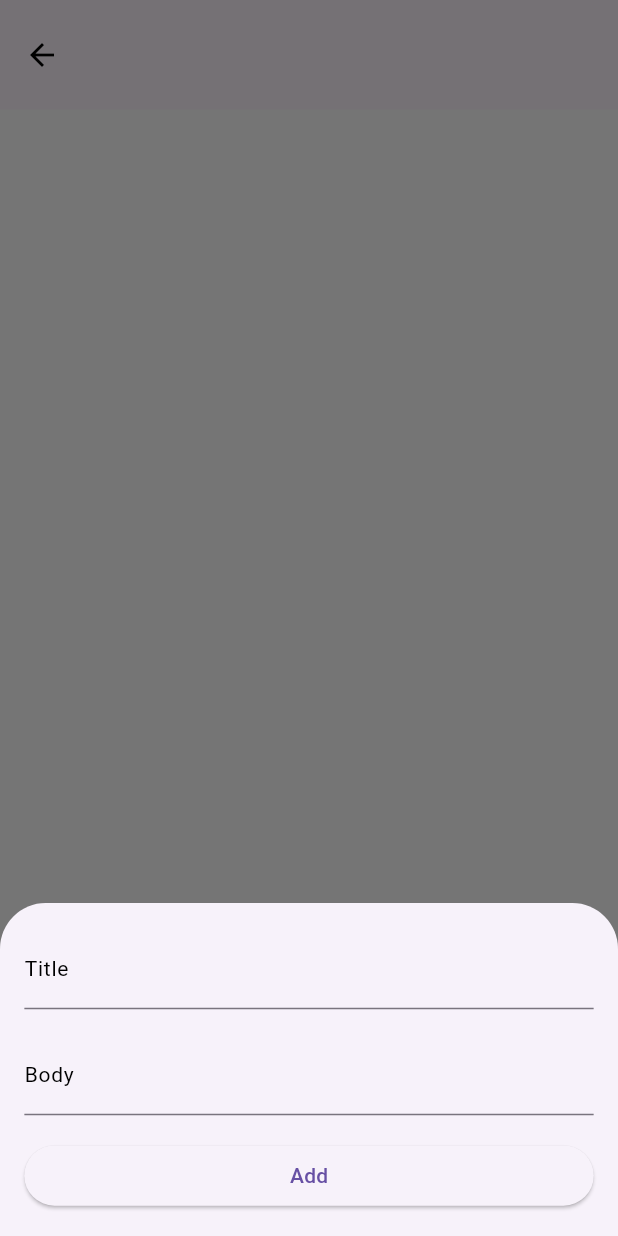
After one commit to hosamafiky/medina_stores, a Flutter app: the ProductsPageBody screen opened directly, after a tap on the "add" icon, on a phone screen of 412 x 824 dp. The commit adds this screen. Run offline on Flutter 3.47's test engine with Material 3 defaults, Android fonts, the phone set to English and light mode, and no system bars; our stand-ins replace app_links, dartz, dio, easy_localization, equatable, firebase_core and 20 more; missing offline and left inert: clipboard; accounts and stored records are empty; network calls fail; statements that could not run were skipped.

Commit message:
feat: Add product repository and use cases
Add the `ProductRepository` interface and its implementation `ProductRepositoryImpl` in the `product/domain/repositories` and `product/data/repositories` directories respectively. Also, include the `GetProductsUsecase` and `AddProductUsecase` classes in the `product/domain/usecases` directory. These changes introduce the necessary components for fetching and adding products.

```diff
--- a/lib/core/helpers/dependency_helper.dart
+++ b/lib/core/helpers/dependency_helper.dart
@@ -1,6 +1,7 @@
 import 'package:get_it/get_it.dart';
 
 import '../../features/home/di/setup_home_dependencies.dart';
+import '../../features/product/di/setup_product_dependencies.dart';
 import '../../features/post/di/setup_post_dependencies.dart';
 import '../networking/api_service.dart';
 import '../networking/dio_service.dart';
@@ -14,6 +15,7 @@ class DependencyHelper {
 
   void registerDependencies() {
     setUpGeneralDependencies();
+    setUpProductDependencies();
     setUpHomeDependencies();
     setUpPostDependencies();
   }
--- a/lib/core/networking/api_constants.dart
+++ b/lib/core/networking/api_constants.dart
@@ -8,6 +8,7 @@ class ApiConstants {
 }
 
 class ApiEndPoints {
+  final String PRODUCTS = '/products';
   final String COUNTERS = '/counters';
   final String POSTS = '/posts';
   final String COMMENTS = '/comments';
--- /dev/null
+++ b/lib/features/product/data/datasources/product_remote_data_source.dart
@@ -0,0 +1,35 @@
+part of '../data_imports.dart';
+
+abstract class ProductRemoteDataSource {
+  Future<List<ProductModel>> get getProducts;
+  Future<ProductModel> addProduct(AddProductParams params);
+}
+
+class ProductRemoteDataSourceImpl implements ProductRemoteDataSource {
+  @override
+  Future<List<ProductModel>> get getProducts async {
+    final request = ApiRequest(
+      method: RequestMethod.get,
+      path: ApiConstants.endPoints.PRODUCTS,
+    );
+
+    return await DependencyHelper.instance.get<ApiService>().callApi(
+          request,
+          mapper: (json) => List<ProductModel>.from(json.map((x) => ProductModel.fromMap(x))),
+        );
+  }
+
+  @override
+  Future<ProductModel> addProduct(AddProductParams params) async {
+    final request = ApiRequest(
+      method: RequestMethod.post,
+      path: ApiConstants.endPoints.PRODUCTS,
+      body: params.toMap(),
+    );
+
+    return await DependencyHelper.instance.get<ApiService>().callApi(
+          request,
+          mapper: (json) => ProductModel.fromMap(json),
+        );
+  }
+}
--- /dev/null
+++ b/lib/features/product/data/models/product_model.dart
@@ -0,0 +1,32 @@
+part of '../data_imports.dart';
+
+class ProductModel extends Product {
+  const ProductModel({
+    required super.userId,
+    required super.id,
+    required super.title,
+    required super.body,
+  });
+
+  factory ProductModel.fromMap(Map<String, dynamic> map) {
+    return ProductModel(
+      userId: map['userId'] ?? 0,
+      id: map['id'],
+      title: map['title'],
+      body: map['body'],
+    );
+  }
+
+  factory ProductModel.fromJson(String source) => ProductModel.fromMap(json.decode(source));
+
+  Map<String, dynamic> toMap() {
+    return {
+      'userId': userId,
+      'id': id,
+      'title': title,
+      'body': body,
+    };
+  }
+
+  String toJson() => json.encode(toMap());
+}
--- /dev/null
+++ b/lib/features/product/domain/domain_imports.dart
@@ -0,0 +1,10 @@
+import 'package:dartz/dartz.dart';
+import 'package:equatable/equatable.dart';
+
+import '../../../core/error/failures.dart';
+import '../../../core/standards/use_case.dart';
+
+part '../domain/entities/product.dart';
+part '../domain/repositories/product_repository.dart';
+part '../domain/usecases/add_product_usecase.dart';
+part '../domain/usecases/get_products_usecase.dart';
--- /dev/null
+++ b/lib/features/product/domain/entities/product.dart
@@ -0,0 +1,32 @@
+part of '../domain_imports.dart';
+
+class Product extends Equatable {
+  final int userId;
+  final int id;
+  final String title;
+  final String body;
+
+  const Product({
+    required this.userId,
+    required this.id,
+    required this.title,
+    required this.body,
+  });
+
+  Product copyWith({
+    int? userId,
+    int? id,
+    String? title,
+    String? body,
+  }) {
+    return Product(
+      userId: userId ?? this.userId,
+      id: id ?? this.id,
+      title: title ?? this.title,
+      body: body ?? this.body,
+    );
+  }
+
+  @override
+  List<Object?> get props => [userId, id, title, body];
+}
--- /dev/null
+++ b/lib/features/product/domain/repositories/product_repository.dart
@@ -0,0 +1,6 @@
+part of '../domain_imports.dart';
+
+abstract class ProductRepository {
+  Future<Either<Failure, List<Product>>> getProducts();
+  Future<Either<Failure, Product>> addProduct(AddProductParams params);
+}
--- /dev/null
+++ b/lib/features/product/domain/usecases/add_product_usecase.dart
@@ -0,0 +1,30 @@
+part of '../domain_imports.dart';
+
+class AddProductUsecase implements UseCase<Product, AddProductParams> {
+  final ProductRepository repository;
+
+  const AddProductUsecase({required this.repository});
+
+  @override
+  Future<Either<Failure, Product>> call(AddProductParams params) async {
+    return repository.addProduct(params);
+  }
+}
+
+class AddProductParams {
+  final String title;
+  final String body;
+
+  const AddProductParams({
+    required this.title,
+    required this.body,
+  });
+
+  Map<String, dynamic> toMap() {
+    return {
+      'title': title,
+      'body': body,
+      'userId': 1,
+    };
+  }
+}
--- /dev/null
+++ b/lib/features/product/domain/usecases/get_products_usecase.dart
@@ -0,0 +1,12 @@
+part of '../domain_imports.dart';
+
+class GetProductsUsecase implements UseCaseWithoutParam<List<Product>> {
+  final ProductRepository repository;
+
+  const GetProductsUsecase({required this.repository});
+
+  @override
+  Future<Either<Failure, List<Product>>> call() async {
+    return await repository.getProducts();
+  }
+}
--- /dev/null
+++ b/lib/features/product/presentation/cubit/product_cubit.dart
@@ -0,0 +1,39 @@
+
+part of '../presentation_imports.dart';
+
+class ProductCubit extends Cubit<ProductState> {
+  ProductCubit({
+    required this.getProductsUsecase,
+    required this.addProductUsecase,
+  }) : super(const ProductState());
+
+  final GetProductsUsecase getProductsUsecase;
+  final AddProductUsecase addProductUsecase;
+
+  Future<void> getProducts() async {
+    emit(state.copyWith(productsStatus: UsecaseStatus.running));
+    final result = await getProductsUsecase();
+    result.fold(
+      (failure) {
+        emit(state.copyWith(productsStatus: UsecaseStatus.error, productsFailure: failure));
+      },
+      (products) {
+        emit(state.copyWith(productsStatus: UsecaseStatus.completed, products: products));
+      },
+    );
+  }
+
+  Future<void> addProduct(AddProductParams params) async {
+    emit(state.copyWith(addProductStatus: UsecaseStatus.running));
+    final result = await addProductUsecase(params);
+    result.fold(
+      (failure) {
+        emit(state.copyWith(addProductStatus: UsecaseStatus.error, addProductFailure: failure));
+      },
+      (product) {
+        final oldProducts = List<Product>.from(state.products);
+        emit(state.copyWith(addProductStatus: UsecaseStatus.completed, products: oldProducts..insert(0, product)));
+      },
+    );
+  }
+}
--- /dev/null
+++ b/lib/features/product/presentation/cubit/product_state.dart
@@ -0,0 +1,48 @@
+part of '../presentation_imports.dart';
+
+class ProductState extends Equatable {
+  const ProductState({
+    this.productsStatus = UsecaseStatus.idle,
+    this.productsFailure,
+    this.products = const [],
+    this.addProductStatus = UsecaseStatus.idle,
+    this.addProductFailure,
+  });
+
+  final UsecaseStatus productsStatus;
+  final Failure? productsFailure;
+  final List<Product> products;
+
+  final UsecaseStatus addProductStatus;
+  final Failure? addProductFailure;
+
+  ProductState copyWith({
+    UsecaseStatus? productsStatus,
+    Failure? productsFailure,
+    List<Product>? products,
+    UsecaseStatus? addProductStatus,
+    Failure? addProductFailure,
+  }) {
+    return ProductState(
+      productsStatus: productsStatus ?? this.productsStatus,
+      productsFailure: productsFailure ?? this.productsFailure,
+      products: products ?? this.products,
+      addProductStatus: addProductStatus ?? this.addProductStatus,
+      addProductFailure: addProductFailure ?? this.addProductFailure,
+    );
+  }
+
+  @override
+  String toString() {
+    return 'ProductState(productsStatus: $productsStatus, productsFailure: $productsFailure, products: $products, addProductStatus: $addProductStatus, addProductFailure: $addProductFailure)';
+  }
+
+  @override
+  List<Object?> get props => [
+        productsStatus,
+        productsFailure,
+        products,
+        addProductStatus,
+        addProductFailure,
+      ];
+}
--- /dev/null
+++ b/lib/features/product/presentation/pages/products_page.dart
@@ -0,0 +1,55 @@
+part of '../presentation_imports.dart';
+
+class ProductsPage extends StatelessWidget {
+  const ProductsPage({super.key});
+
+  @override
+  Widget build(BuildContext context) {
+    return BlocProvider(
+      create: (context) => DependencyHelper.instance.get<ProductCubit>()..getProducts(),
+      child: const ProductsPageBody(),
+    );
+  }
+}
+
+class ProductsPageBody extends StatelessWidget {
+  const ProductsPageBody({
+    super.key,
+  });
+
+  @override
+  Widget build(BuildContext context) {
+    return Scaffold(
+      appBar: const MainAppBar(),
+      body: BlocSelector<ProductCubit, ProductState, ({UsecaseStatus status, Failure? failure, List<Product> products})>(
+        selector: (state) => (status: state.productsStatus, failure: state.productsFailure, products: state.products),
+        builder: (context, state) {
+          return ListView.separated(
+            itemCount: state.products.length,
+            separatorBuilder: (context, index) => SizedBox(height: 16.h),
+            itemBuilder: (context, index) {
+              final product = state.products[index];
+              return ListTile(
+                leading: Text(product.id.toString()),
+                title: Text(product.title),
+                subtitle: Text(
+                  product.body,
+                  maxLines: 2,
+                  overflow: TextOverflow.ellipsis,
+                ),
+              );
+            },
+          );
+        },
+      ),
+      floatingActionButtonLocation: FloatingActionButtonLocation.centerDocked,
+      floatingActionButton: FloatingActionButton(
+        onPressed: () async {
+          final cubit = context.read<ProductCubit>();
+          await context.showSheet<Product>(child: AddProductSheet(productCubit: cubit));
+        },
+        child: const Icon(Icons.add),
+      ),
+    );
+  }
+}
--- /dev/null
+++ b/lib/features/product/presentation/presentation_imports.dart
@@ -0,0 +1,19 @@
+import 'package:equatable/equatable.dart';
+import 'package:flutter/material.dart';
+import 'package:flutter_bloc/flutter_bloc.dart';
+import 'package:flutter_screenutil/flutter_screenutil.dart';
+
+import '../../../core/error/failures.dart';
+import '../../../core/extensions/context.dart';
+import '../../../core/extensions/sheet.dart';
+import '../../../core/extensions/spaced_column.dart';
+import '../../../core/helpers/dependency_helper.dart';
+import '../../../core/navigation/navigator.dart';
+import '../../../core/shared_widgets/core_widgets/main_app_bar.dart';
+import '../../../core/standards/usecase_status.dart';
+import '../domain/domain_imports.dart';
+
+part '../presentation/cubit/product_cubit.dart';
+part '../presentation/cubit/product_state.dart';
+part '../presentation/pages/products_page.dart';
+part '../presentation/widgets/add_product_sheet.dart';
--- /dev/null
+++ b/lib/features/product/presentation/widgets/add_product_sheet.dart
@@ -0,0 +1,66 @@
+part of '../presentation_imports.dart';
+
+class AddProductSheet extends StatefulWidget {
+  const AddProductSheet({super.key, required this.productCubit});
+
+  final ProductCubit productCubit;
+
+  @override
+  State<AddProductSheet> createState() => _AddProductSheetState();
+}
+
+class _AddProductSheetState extends State<AddProductSheet> {
+  final _formKey = GlobalKey<FormState>();
+  final _titleController = TextEditingController();
+  final _bodyController = TextEditingController();
+
+  @override
+  Widget build(BuildContext context) {
+    return BlocProvider.value(
+      value: widget.productCubit,
+      child: BlocConsumer<ProductCubit, ProductState>(
+        listener: (context, state) {
+          if (state.addProductStatus == UsecaseStatus.completed) {
+            AppNavigator.pop();
+          }
+        },
+        builder: (context, state) {
+          return Padding(
+            padding: REdgeInsets.all(16.0).copyWith(
+              bottom: context.bottomBarHeight + 16.h,
+            ),
+            child: Form(
+              key: _formKey,
+              child: Column(
+                mainAxisSize: MainAxisSize.min,
+                crossAxisAlignment: CrossAxisAlignment.stretch,
+                children: [
+                  TextField(
+                    controller: _titleController,
+                    decoration: const InputDecoration(labelText: 'Title'),
+                  ),
+                  TextField(
+                    controller: _bodyController,
+                    decoration: const InputDecoration(labelText: 'Body'),
+                  ),
+                  ElevatedButton(
+                    onPressed: () {
+                      if (!_formKey.currentState!.validate()) return;
+                      if (state.addProductStatus == UsecaseStatus.running) return;
+
+                      widget.productCubit.addProduct(AddProductParams(
+                        title: _titleController.text,
+                        body: _bodyController.text,
+                      ));
+                    },
+                    child: state.addProductStatus == UsecaseStatus.running ? const CircularProgressIndicator.adaptive() : const Text('Add'),
+                  ),
+                ],
+              ).withSpacing(spacing: 16.h),
+            ),
+          );
+        },
+      ),
+    );
+  }
+}
```
Also changed, not shown: lib/features/product/data/data_imports.dart (added, +15 -0 lines), lib/features/product/data/repositories/product_repository_impl.dart (added, +17 -0 lines), lib/features/product/di/setup_product_dependencies.dart (added, +33 -0 lines).
